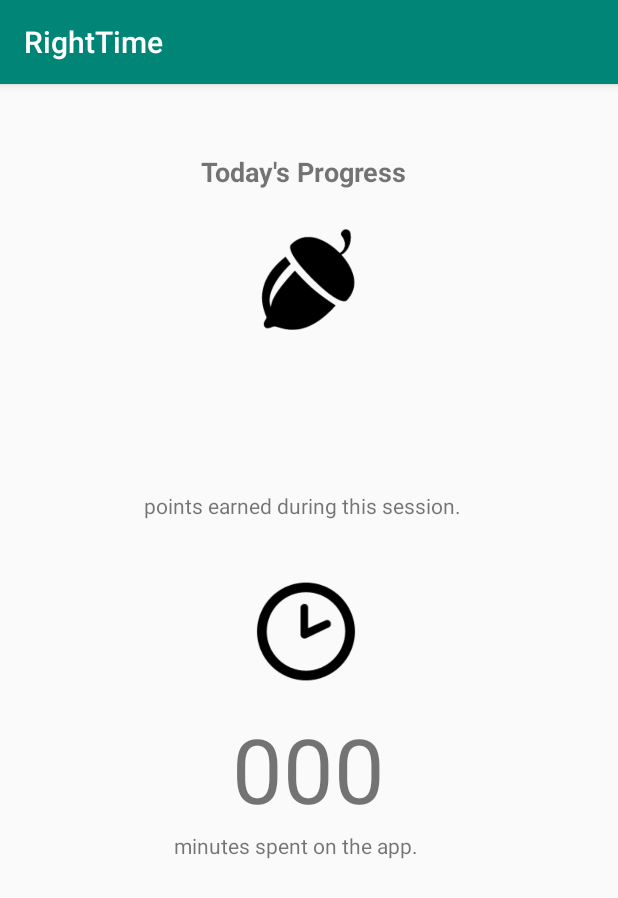
After one commit to emamex98/MobileDevProject, an Android app: the StatsActivity screen opened directly, with no data from a screen before it, on a phone screen of 412 x 824 dp. The commit adds this screen. Shown: the top 898 px of the screen. Run offline under Robolectric (Android 15) with nearby library versions, the phone set to English and light mode, and no system bars.

Commit message:
Added stats

```diff
--- a/RightTime/app/src/main/AndroidManifest.xml
+++ b/RightTime/app/src/main/AndroidManifest.xml
@@ -11,7 +11,8 @@
         android:roundIcon="@mipmap/ic_launcher_round"
         android:supportsRtl="true"
         android:theme="@style/AppTheme">
-        <activity android:name=".ForgotPassword"></activity>
+        <activity android:name=".StatsActivity"></activity>
+        <activity android:name=".ForgotPassword" />
         <activity android:name=".RoutineDetailActivity" />
         <activity
             android:name=".PasscodeActivity"
--- a/RightTime/app/src/main/java/xyz/nuel/righttime/RoutineDetailActivity.java
+++ b/RightTime/app/src/main/java/xyz/nuel/righttime/RoutineDetailActivity.java
@@ -73,8 +73,6 @@ public class RoutineDetailActivity extends AppCompatActivity implements AdapterV
         Exercise ejercicio = exercises.get(lastPosition);
         Intent intent = new Intent(this, ExerciseActivity.class);
         intent.putExtra("ejercicio", ejercicio);
-        //startActivity(intent);
-
         startActivityForResult(intent, 1);
     }
 
--- a/RightTime/app/src/main/java/xyz/nuel/righttime/SignUpActivity.java
+++ b/RightTime/app/src/main/java/xyz/nuel/righttime/SignUpActivity.java
@@ -90,11 +90,15 @@ public class SignUpActivity extends AppCompatActivity {
         mReference = mDatabase.getReference("userdata/" + currentUID + "/score");
         mReference.setValue(0);
 
+        mReference = mDatabase.getReference("userdata/" + currentUID + "/time");
+        mReference.setValue("0");
+
         savedAccount.put("remember", yes);
         savedAccount.put("name", name.getText().toString());
         savedAccount.put("email", email.getText().toString());
         savedAccount.put("passcode", passcode.getText().toString());
         savedAccount.put("uid", currentUID);
+        savedAccount.put("minutes", 0);
         wrFile();
 
         Toast.makeText(this, "ACCOUNT SAVED: " + savedAccount.getProperty("email"), Toast.LENGTH_SHORT).show();
--- /dev/null
+++ b/RightTime/app/src/main/java/xyz/nuel/righttime/StatsActivity.java
@@ -0,0 +1,55 @@
+package xyz.nuel.righttime;
+
+import android.content.Intent;
+import android.support.v7.app.AppCompatActivity;
+import android.os.Bundle;
+import android.util.Log;
+import android.widget.TextView;
+
+import java.io.File;
+import java.io.FileInputStream;
+import java.io.FileNotFoundException;
+import java.io.IOException;
+import java.util.InvalidPropertiesFormatException;
+import java.util.Properties;
+
+public class StatsActivity extends AppCompatActivity {
+
+    private TextView txScore, txMinutes;
+    private Properties savedAccount;
+    private static final String SAVED_ACCOUNT = "savedAccount.xml";
+
+    @Override
+    protected void onCreate(Bundle savedInstanceState) {
+        super.onCreate(savedInstanceState);
+        setContentView(R.layout.activity_stats);
+
+        //Intent intent = new Intent();
+        String progress = getIntent().getStringExtra("progress");
+
+        txScore = findViewById(R.id.txPointsEarned);
+        txMinutes = findViewById(R.id.txMinutesSpent);
+
+        txScore.setText(progress);
+
+        savedAccount = new Properties();
+        File file = new File(getFilesDir(), SAVED_ACCOUNT);
+        String minutes;
+
+        if(file.exists()) {
+            try {
+                FileInputStream fis = openFileInput(SAVED_ACCOUNT);
+                savedAccount.loadFromXML(fis);
+                minutes =savedAccount.get("minutes").toString();
+                txMinutes.setText(minutes);
+                fis.close();
+            } catch (FileNotFoundException e) {
+                e.printStackTrace();
+            } catch (InvalidPropertiesFormatException e) {
+                e.printStackTrace();
+            } catch (IOException e) {
+                e.printStackTrace();
+            }
+        }
+    }
+}
--- a/RightTime/app/src/main/res/layout/activity_home.xml
+++ b/RightTime/app/src/main/res/layout/activity_home.xml
@@ -102,6 +102,8 @@
         android:layout_marginStart="16dp"
         android:layout_marginLeft="16dp"
         android:progress="0"
+        android:clickable="true"
+        android:onClick="launchStats"
         app:layout_constraintStart_toStartOf="parent"
         app:layout_constraintTop_toBottomOf="@+id/textView8" />
 
--- /dev/null
+++ b/RightTime/app/src/main/res/layout/activity_stats.xml
@@ -0,0 +1,91 @@
+<?xml version="1.0" encoding="utf-8"?>
+<android.support.constraint.ConstraintLayout xmlns:android="http://schemas.android.com/apk/res/android"
+    xmlns:app="http://schemas.android.com/apk/res-auto"
+    xmlns:tools="http://schemas.android.com/tools"
+    android:layout_width="match_parent"
+    android:layout_height="match_parent"
+    tools:context=".StatsActivity">
+
+    <TextView
+        android:id="@+id/textView3"
+        android:layout_width="142dp"
+        android:layout_height="25dp"
+        android:layout_marginStart="134dp"
+        android:layout_marginLeft="134dp"
+        android:layout_marginTop="46dp"
+        android:text="Today's Progress"
+        android:textSize="18sp"
+        android:textStyle="bold"
+        app:layout_constraintStart_toStartOf="parent"
+        app:layout_constraintTop_toTopOf="parent" />
+
+    <TextView
+        android:id="@+id/txPointsEarned"
+        android:layout_width="104dp"
+        android:layout_height="74dp"
+        android:layout_marginStart="153dp"
+        android:layout_marginLeft="153dp"
+        android:layout_marginTop="21dp"
+        android:gravity="center"
+        android:text="000"
+        android:textSize="60sp"
+        app:layout_constraintStart_toStartOf="parent"
+        app:layout_constraintTop_toBottomOf="@+id/imageView2" />
+
+    <TextView
+        android:id="@+id/txMinutesSpent"
+        android:layout_width="104dp"
+        android:layout_height="74dp"
+        android:layout_marginStart="153dp"
+        android:layout_marginLeft="153dp"
+        android:layout_marginTop="17dp"
+        android:gravity="center"
+        android:text="000"
+        android:textSize="60sp"
+        app:layout_constraintStart_toStartOf="parent"
+        app:layout_constraintTop_toBottomOf="@+id/imageView3" />
+
+    <TextView
+        android:id="@+id/txPointsLabel"
+        android:layout_width="223dp"
+        android:layout_height="22dp"
+        android:layout_marginStart="96dp"
+        android:layout_marginLeft="96dp"
+        android:layout_marginTop="12dp"
+        android:text="points earned during this session."
+        app:layout_constraintStart_toStartOf="parent"
+        app:layout_constraintTop_toBottomOf="@+id/txPointsEarned" />
+
+    <TextView
+        android:id="@+id/txPointsLabel2"
+        android:layout_width="172dp"
+        android:layout_height="32dp"
+        android:layout_marginStart="116dp"
+        android:layout_marginLeft="116dp"
+        android:layout_marginTop="8dp"
+        android:text="minutes spent on the app."
+        app:layout_constraintStart_toStartOf="parent"
+        app:layout_constraintTop_toBottomOf="@+id/txMinutesSpent" />
+
+    <ImageView
+        android:id="@+id/imageView2"
+        android:layout_width="72dp"
+        android:layout_height="67dp"
+        android:layout_marginStart="169dp"
+        android:layout_marginLeft="169dp"
+        android:layout_marginTop="25dp"
+        app:layout_constraintStart_toStartOf="parent"
+        app:layout_constraintTop_toBottomOf="@+id/textView3"
+        app:srcCompat="@drawable/plantsnut" />
+
+    <ImageView
+        android:id="@+id/imageView3"
+        android:layout_width="72dp"
+        android:layout_height="67dp"
+        android:layout_marginStart="168dp"
+        android:layout_marginLeft="168dp"
+        android:layout_marginTop="260dp"
+        app:layout_constraintStart_toStartOf="parent"
+        app:layout_constraintTop_toBottomOf="@+id/textView3"
+        app:srcCompat="@drawable/clock" />
+</android.support.constraint.ConstraintLayout>
```
Also changed, not shown: RightTime/app/src/main/java/xyz/nuel/righttime/ExerciseActivity.java (+47 -2 lines), RightTime/app/src/main/java/xyz/nuel/righttime/HomeActivity.java (+55 -1 lines), RightTime/app/src/main/java/xyz/nuel/righttime/LoginActivity.java (+30 -2 lines), RightTime/app/src/main/java/xyz/nuel/righttime/PasscodeActivity.java (+11 -0 lines).
